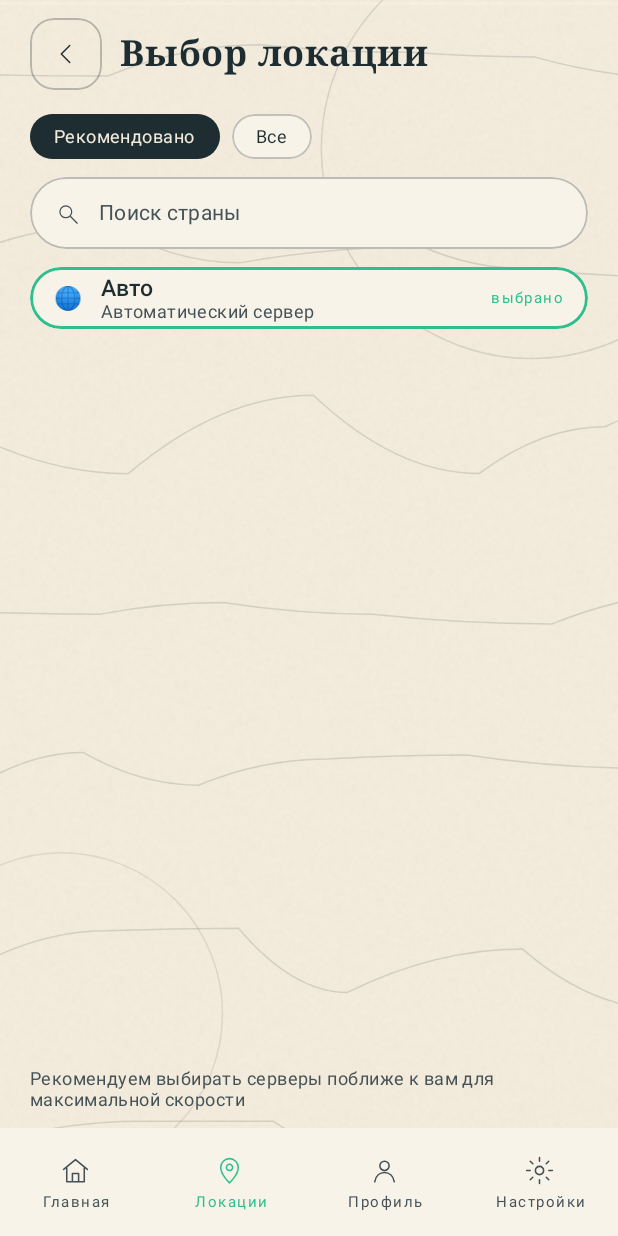
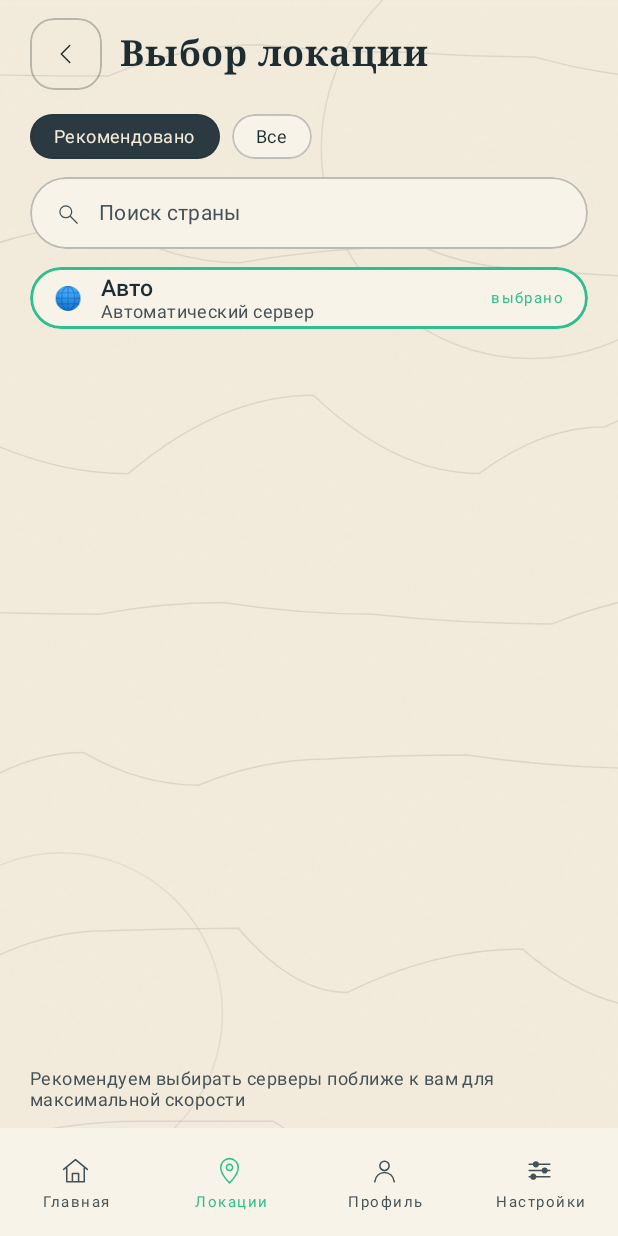
Before and after one commit to evgenmay1978-del/stravo-vpn, an Android app built with Jetpack Compose: the screen it shows after launch (MainActivity), item 2 of the bottom bar chosen, on a phone screen of 412 x 824 dp. Run offline under Robolectric (Android 15) with nearby library versions, the light colour scheme and no system bars.

Commit message:
style: светлее бумага, иконка настроек, мягче медальон

```diff
--- a/app/src/main/java/com/stravo/vpn/ui/components/PaperCanvas.kt
+++ b/app/src/main/java/com/stravo/vpn/ui/components/PaperCanvas.kt
@@ -38,7 +38,7 @@ fun PaperCanvas(
                 contentDescription = null,
                 modifier = Modifier.matchParentSize().clipToBounds(),
                 contentScale = ContentScale.Crop,
-                alpha = if (palette.isDark) 0.08f else 0.40f,
+                alpha = if (palette.isDark) 0.05f else 0.16f,
             )
         }
         if (showContours) {
@@ -52,7 +52,7 @@ fun PaperCanvas(
 @Composable
 fun ContourSketch(
     modifier: Modifier = Modifier,
-    alpha: Float = 0.14f,
+    alpha: Float = 0.10f,
 ) {
     val palette = LocalStravoPalette.current
     val ink = if (palette.isDark) Color.White else palette.outline
--- a/app/src/main/java/com/stravo/vpn/ui/components/PowerMedallion.kt
+++ b/app/src/main/java/com/stravo/vpn/ui/components/PowerMedallion.kt
@@ -61,7 +61,7 @@ fun PowerMedallion(
         connecting -> pulse
         active -> 0.9f
         failed -> 0.35f
-        else -> 0.16f
+        else -> 0.30f
     }
     val glyphColor = when {
         active || connecting -> palette.accent
@@ -118,7 +118,7 @@ fun PowerMedallion(
                 style = Stroke(width = 3.dp.toPx()),
             )
             drawCircle(
-                color = palette.textPrimary.copy(alpha = 0.22f),
+                color = palette.textPrimary.copy(alpha = 0.30f),
                 radius = radius * 0.86f,
                 center = center,
                 style = Stroke(width = 1.dp.toPx()),
--- a/app/src/main/java/com/stravo/vpn/ui/theme/StravoPalette.kt
+++ b/app/src/main/java/com/stravo/vpn/ui/theme/StravoPalette.kt
@@ -31,8 +31,8 @@ data class StravoPalette(
             accent = StravoColors.Emerald,
             accentDeep = StravoColors.EmeraldDeep,
             onAccent = StravoColors.Paper,
-            medallion = StravoColors.Graphite,
-            medallionDeep = Color(0xFF0E1618),
+            medallion = Color(0xFF2A3A40),
+            medallionDeep = Color(0xFF101A1D),
             isDark = false,
         )
 
--- a/app/src/main/res/drawable/ic_settings.xml
+++ b/app/src/main/res/drawable/ic_settings.xml
@@ -5,8 +5,8 @@
     android:viewportWidth="64"
     android:viewportHeight="64">
     <path
-        android:pathData="M32 32 m-8 0 a8 8 0 1 0 16 0 a8 8 0 1 0 -16 0 M32 7 L32 14 M32 50 L32 57 M7 32 L14 32 M50 32 L57 32 M14 14 L19 19 M45 45 L50 50 M50 14 L45 19 M19 45 L14 50"
-        android:fillColor="#00000000"
+        android:pathData="M12 20 L52 20 M12 32 L52 32 M12 44 L52 44 M25 20 m-4.5 0 a4.5 4.5 0 1 0 9 0 a4.5 4.5 0 1 0 -9 0 M42 32 m-4.5 0 a4.5 4.5 0 1 0 9 0 a4.5 4.5 0 1 0 -9 0 M20 44 m-4.5 0 a4.5 4.5 0 1 0 9 0 a4.5 4.5 0 1 0 -9 0"
+        android:fillColor="#FFF2EADB"
         android:strokeColor="#FF1E2D31"
         android:strokeWidth="3"
         android:strokeLineCap="round"
```
